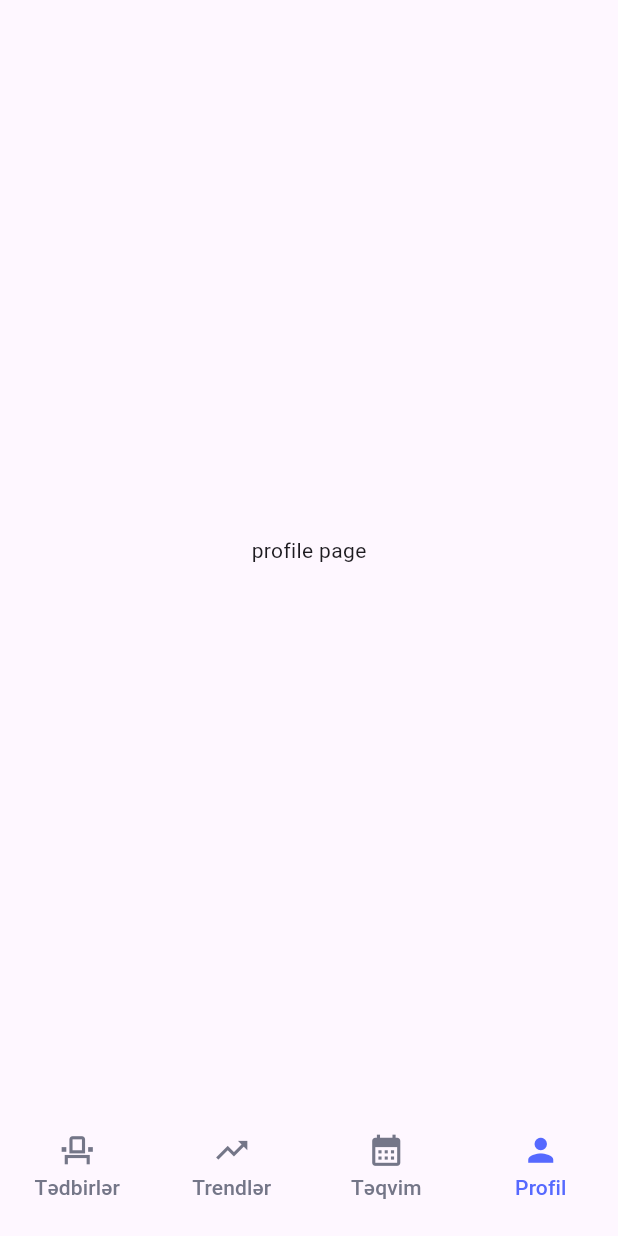
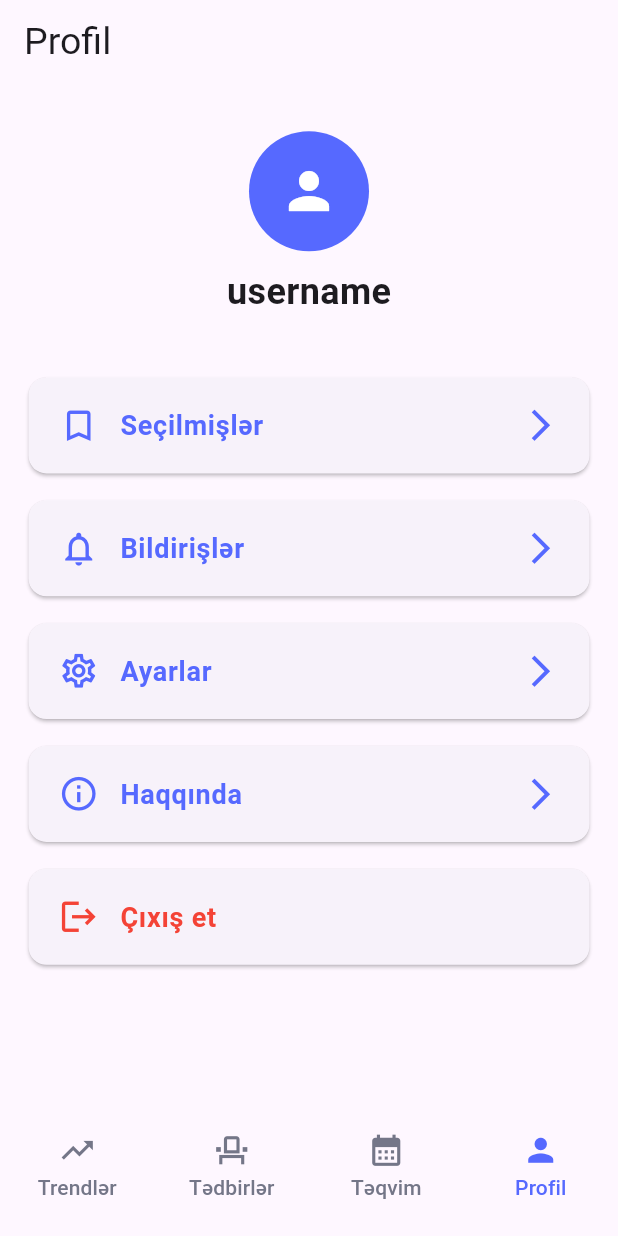
Before and after one commit to Kanan302/EventTrack-App, a Flutter app: the screen it shows after launch, item 4 of the bottom bar chosen, on a phone screen of 412 x 824 dp. Run offline on Flutter 3.47's test engine with Material 3 defaults, Android fonts, the phone set to English and light mode, and no system bars; our stand-ins replace another_flushbar, dio, equatable, flutter_bloc, flutter_secure_storage, flutter_svg and 3 more.

Commit message:
Removed unused code and updated constants in home feature

```diff
--- a/lib/core/constants/app_texts.dart
+++ b/lib/core/constants/app_texts.dart
@@ -19,7 +19,6 @@ class AppTexts {
   static const String signInUppercase = 'DAXİL OLUN';
   static const String or = 'VƏ YA';
   static const String loginWithGoogle = 'Google ilə daxil olun';
-  static const String loginWithFacebook = 'Facebook ilə daxil olun';
   static const String dontHaveAccount = 'Hesabınız yoxdur?';
 
   // register
@@ -47,15 +46,15 @@ class AppTexts {
   static const String update = 'Yenilə';
 
   // home
+  static const String trends = 'Trendlər';
   static const String events = 'Tədbirlər';
-  static const String trending = 'Trendlər';
   static const String calendar = 'Təqvim';
   static const String profile = 'Profil';
 
-  // drawer
-  static const String myProfile = 'Profilim';
-  static const String message = 'Mesajlar';
+  // profile
   static const String bookmark = 'Seçilmişlər';
   static const String settings = 'Ayarlar';
-  static const String signOut = 'Çıxış';
+  static const String logOut = 'Çıxış et';
+  static const String about = 'Haqqında';
+  static const String notifications = 'Bildirişlər';
 }
--- a/lib/features/home/calendar/calendar.dart
+++ /dev/null
@@ -1,12 +0,0 @@
-import 'package:flutter/material.dart';
-
-class CalendarPage extends StatelessWidget {
-  const CalendarPage({super.key});
-
-  @override
-  Widget build(BuildContext context) {
-    return Scaffold(
-      body: SafeArea(child: Center(child: Text('calendar page'))),
-    );
-  }
-}
--- a/lib/features/home/home.dart
+++ b/lib/features/home/home.dart
@@ -5,10 +5,10 @@ import '../../core/errors/flushbar.dart';
 import '../../data/local/secure_service.dart';
 import '../../injection.dart';
 
-import 'calendar/calendar.dart';
-import 'events/events.dart';
-import 'profile/profile.dart';
-import 'trending/trending.dart';
+import 'calendar_tab/calendar_tab.dart';
+import 'events_tab/events_tab.dart';
+import 'profile_tab/presentation/pages/profile_tab.dart';
+import 'trends_tab/trends_tab.dart';
 import 'widgets/bottom_nav_bar.dart';
 import 'widgets/floating_button.dart';
 
@@ -72,10 +72,10 @@ class _HomePageState extends State<HomePage> with TickerProviderStateMixin {
       body: TabBarView(
         controller: tabController,
         children: [
-          EventsPage(tabController: tabController),
-          TrendingPage(),
-          CalendarPage(),
-          ProfilePage(),
+          TrendingTab(),
+          EventsTab(),
+          CalendarTab(),
+          ProfileTab(),
         ],
       ),
       bottomNavigationBar: BottomNavBar(tabController: tabController),
--- a/lib/features/home/notifications/presentation/widgets/notification_app_bar.dart
+++ b/lib/features/home/notifications/presentation/widgets/notification_app_bar.dart
@@ -1,11 +1,14 @@
+import 'package:ascca_app/core/constants/app_texts.dart';
 import 'package:flutter/material.dart';
 
-class NotificationAppBar extends StatelessWidget implements PreferredSizeWidget {
+class NotificationAppBar extends StatelessWidget
+    implements PreferredSizeWidget {
   const NotificationAppBar({super.key});
 
   @override
   Widget build(BuildContext context) {
     return AppBar(
+      title: const Text(AppTexts.notifications),
       leading: IconButton(
         icon: const Icon(Icons.arrow_back_ios),
         onPressed: () => Navigator.pop(context),
--- a/lib/features/home/profile/profile.dart
+++ /dev/null
@@ -1,12 +0,0 @@
-import 'package:flutter/material.dart';
-
-class ProfilePage extends StatelessWidget {
-  const ProfilePage({super.key});
-
-  @override
-  Widget build(BuildContext context) {
-    return Scaffold(
-      body: SafeArea(child: Center(child: Text('profile page'),)),
-    );
-  }
-}
--- /dev/null
+++ b/lib/features/home/profile_tab/presentation/pages/profile_tab.dart
@@ -0,0 +1,82 @@
+import 'package:ascca_app/core/constants/app_colors.dart';
+import 'package:ascca_app/core/constants/app_routes.dart';
+import 'package:ascca_app/features/home/profile_tab/presentation/widgets/profile_card.dart';
+import 'package:ascca_app/features/home/profile_tab/presentation/widgets/profile_log_out_dialog.dart';
+import 'package:ascca_app/features/home/profile_tab/presentation/widgets/profile_name.dart';
+import 'package:ascca_app/features/home/profile_tab/presentation/widgets/profile_photo.dart';
+import 'package:ascca_app/features/home/services/log_out.dart';
+import 'package:flutter/material.dart';
+import 'package:go_router/go_router.dart';
+
+import '../../../../../core/constants/app_texts.dart';
+import '../widgets/profile_app_bar.dart';
+
+class ProfileTab extends StatelessWidget {
+  final LogOut _logOut = LogOut();
+  ProfileTab({super.key});
+
+  @override
+  Widget build(BuildContext context) {
+    final height = MediaQuery.of(context).size.height;
+    return Scaffold(
+      appBar: ProfileAppBar(),
+      body: SafeArea(
+        child: Padding(
+          padding: const EdgeInsets.all(15.0),
+          child: SingleChildScrollView(
+            child: Column(
+              crossAxisAlignment: CrossAxisAlignment.center,
+              spacing: height * 0.012,
+              children: [
+                SizedBox(height: height * 0.008),
+                ProfilePhoto(),
+                ProfileName(),
+                SizedBox(height: height * 0.02),
+                ProfileCard(
+                  leadingIcon: Icons.bookmark_outline,
+                  leadingIconColor: AppColors.lavenderBlue,
+                  title: AppTexts.bookmark,
+                  onTap: () {},
+                ),
+                ProfileCard(
+                  leadingIcon: Icons.notifications_none_outlined,
+                  leadingIconColor: AppColors.lavenderBlue,
+                  title: AppTexts.notifications,
+                  onTap: () => context.push(AppRoutes.notification.path),
+                ),
+                ProfileCard(
+                  leadingIcon: Icons.settings_outlined,
+                  leadingIconColor: AppColors.lavenderBlue,
+                  title: AppTexts.settings,
+                  onTap: () {},
+                ),
+                ProfileCard(
+                  leadingIcon: Icons.info_outline,
+                  leadingIconColor: AppColors.lavenderBlue,
+                  title: AppTexts.about,
+                  onTap: () {},
+                ),
+                ProfileCard(
+                  leadingIcon: Icons.logout,
+                  leadingIconColor: AppColors.red,
+                  title: AppTexts.logOut,
+                  onTap: () {
+                    showDialog(
+                      context: context,
+                      builder:
+                          (context) => LogoutDialog(
+                            onConfirm: () => _logOut.logout(context),
+                          ),
+                    );
+                  },
+                  showTrailing: false,
+                  textColor: AppColors.red,
+                ),
+              ],
+            ),
+          ),
+        ),
+      ),
+    );
+  }
+}
--- /dev/null
+++ b/lib/features/home/profile_tab/presentation/widgets/profile_app_bar.dart
@@ -0,0 +1,18 @@
+import 'package:flutter/material.dart';
+
+import '../../../../../core/constants/app_texts.dart';
+
+class ProfileAppBar extends StatelessWidget implements PreferredSizeWidget {
+  const ProfileAppBar({super.key});
+
+  @override
+  Widget build(BuildContext context) {
+    return AppBar(
+      title: Text(AppTexts.profile, style: TextStyle(fontSize: 25)),
+      centerTitle: false,
+    );
+  }
+
+  @override
+  Size get preferredSize => const Size.fromHeight(kToolbarHeight);
+}
--- /dev/null
+++ b/lib/features/home/profile_tab/presentation/widgets/profile_card.dart
@@ -0,0 +1,54 @@
+import 'package:ascca_app/core/constants/app_colors.dart';
+import 'package:flutter/material.dart';
+
+class ProfileCard extends StatelessWidget {
+  final IconData leadingIcon;
+  final String title;
+  final VoidCallback? onTap;
+  final Color? leadingIconColor;
+  final Color? textColor;
+  final bool showTrailing;
+
+  const ProfileCard({
+    super.key,
+    required this.leadingIcon,
+    required this.title,
+    this.onTap,
+    this.leadingIconColor,
+    this.textColor,
+    this.showTrailing = true,
+  });
+
+  @override
+  Widget build(BuildContext context) {
+    return Card(
+      elevation: 1,
+      child: ListTile(
+        contentPadding: const EdgeInsets.symmetric(vertical: 6, horizontal: 20),
+        visualDensity: VisualDensity.comfortable,
+        shape: OutlineInputBorder(
+          borderRadius: BorderRadius.circular(12),
+          borderSide: BorderSide.none,
+        ),
+        onTap: onTap,
+        title: Text(
+          title,
+          style: TextStyle(
+            fontSize: 18,
+            color: textColor ?? AppColors.lavenderBlue,
+            fontWeight: FontWeight.bold,
+          ),
+        ),
+        leading: Icon(leadingIcon, color: leadingIconColor, size: 27),
+        trailing:
+            showTrailing
+                ? Icon(
+                  Icons.arrow_forward_ios_outlined,
+                  color: AppColors.lavenderBlue,
+                  size: 25,
+                )
+                : null,
+      ),
+    );
+  }
+}
--- /dev/null
+++ b/lib/features/home/profile_tab/presentation/widgets/profile_name.dart
@@ -0,0 +1,13 @@
+import 'package:flutter/material.dart';
+
+class ProfileName extends StatelessWidget {
+  const ProfileName({super.key});
+
+  @override
+  Widget build(BuildContext context) {
+    return Text(
+      'username',
+      style: const TextStyle(fontSize: 24, fontWeight: FontWeight.bold),
+    );
+  }
+}
--- /dev/null
+++ b/lib/features/home/profile_tab/presentation/widgets/profile_photo.dart
@@ -0,0 +1,16 @@
+import 'package:flutter/material.dart';
+
+import '../../../../../core/constants/app_colors.dart';
+
+class ProfilePhoto extends StatelessWidget {
+  const ProfilePhoto({super.key});
+
+  @override
+  Widget build(BuildContext context) {
+    return const CircleAvatar(
+      backgroundColor: AppColors.lavenderBlue,
+      radius: 40,
+      child: Icon(Icons.person, size: 40, color: AppColors.white),
+    );
+  }
+}
--- a/lib/features/home/trending/trending.dart
+++ /dev/null
@@ -1,10 +0,0 @@
-import 'package:flutter/material.dart';
-
-class TrendingPage extends StatelessWidget {
-  const TrendingPage({super.key});
-
-  @override
-  Widget build(BuildContext context) {
-    return Scaffold(body: SafeArea(child: Center(child: Text('trending page'))));
-  }
-}
--- a/lib/features/home/widgets/bottom_nav_bar.dart
+++ b/lib/features/home/widgets/bottom_nav_bar.dart
@@ -30,12 +30,12 @@ class _BottomNavBarState extends State<BottomNavBar> {
       padding: const EdgeInsets.only(bottom: 8, top: 8),
       tabs: const [
         Tab(
+          text: AppTexts.trends,
+          icon: Icon(Icons.trending_up_outlined, size: 25),
+        ),
+        Tab(
           text: AppTexts.events,
           icon: Icon(Icons.event_seat_outlined, size: 25),
-        ),
-        Tab(
-          text: AppTexts.trending,
-          icon: Icon(Icons.trending_up_outlined, size: 25),
         ),
         Tab(
           text: AppTexts.calendar,
```
Also changed, not shown: lib/features/home/calendar_tab/calendar_tab.dart (added, +15 -0 lines), lib/features/home/events/events.dart (deleted, +0 -30 lines), lib/features/home/events_tab/events_tab.dart (added, +27 -0 lines), lib/features/home/profile_tab/presentation/widgets/profile_log_out_dialog.dart (added, +52 -0 lines), lib/features/home/trends_tab/trends_tab.dart (added, +15 -0 lines), lib/features/home/widgets/drawer_part.dart (deleted, +0 -81 lines).
